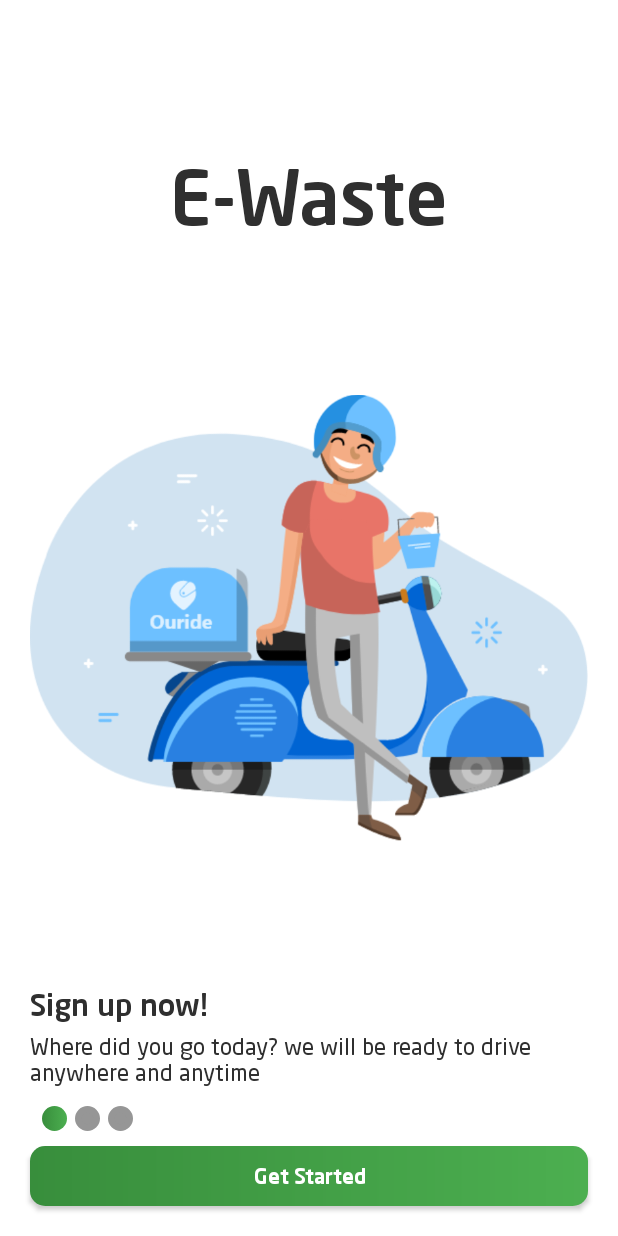
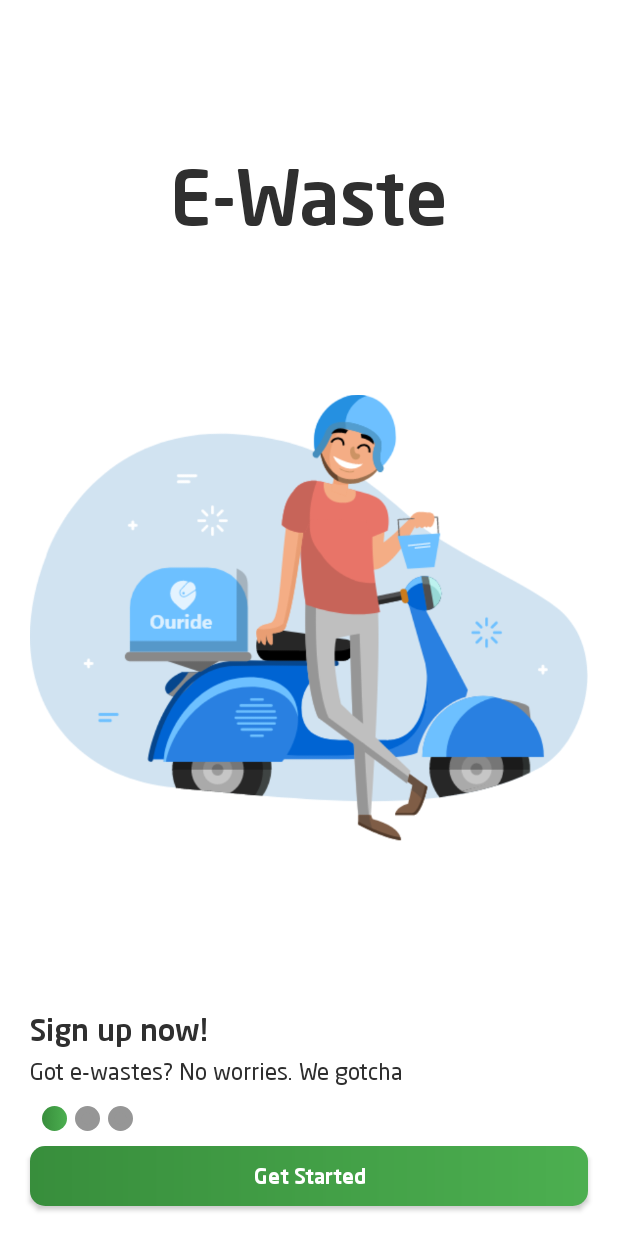
Before and after one commit to cyenite/Ewaste-Mobile, an Android app: the screen it shows after launch (IntroActivity), on a phone screen of 412 x 824 dp. Run offline under Robolectric (Android 15) with nearby library versions, the phone set to English and light mode, and no system bars; libraries missing offline, so code that uses them is left out: io.realm; 11 statements that could not run were skipped.

Commit message:
String REf

```diff
--- a/app/src/main/res/values/strings.xml
+++ b/app/src/main/res/values/strings.xml
@@ -6,11 +6,11 @@
 
     ////////
     <string name="introtext1">Sign up now!</string>
-    <string name="introdesc1">Where did you go today? we will be ready to drive anywhere and anytime</string>
+    <string name="introdesc1">Got e-wastes? No worries. We gotcha</string>
     <string name="introtext2">Trackable</string>
-    <string name="introdesc2">Keep track of your packages location and driver, real-time.</string>
-    <string name="introtext3">Speedy delivery</string>
-    <string name="introdesc3">You can stay productive while we pick up and drop off your package, all within hours!</string>
+    <string name="introdesc2">Keep track of your e-wastes disposal location in real-time.</string>
+    <string name="introtext3">E-waste Free</string>
+    <string name="introdesc3">You can stay now stay productive without any e-waste!</string>
 
     <string name="exit">Are you sure you want to exit the application?</string>
     <string name="yes">YES!</string>
--- a/app/src/main/res/xml/network_security_config.xml
+++ b/app/src/main/res/xml/network_security_config.xml
@@ -1,6 +1,6 @@
 <?xml version="1.0" encoding="utf-8"?>
 <network-security-config>
     <domain-config cleartextTrafficPermitted="true">
-        <domain includeSubdomains="true">http://ewaste.dekutrends.co.ke/</domain>
+        <domain includeSubdomains="true">ewaste.dekutrends.co.ke</domain>
     </domain-config>
 </network-security-config>
```
